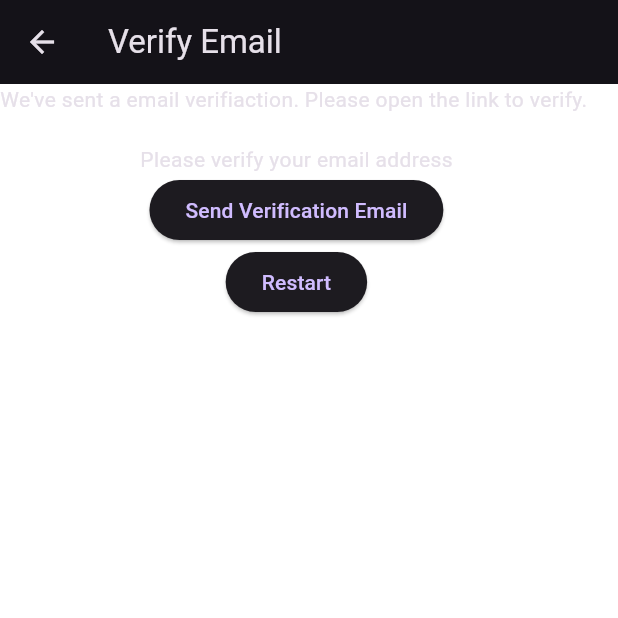
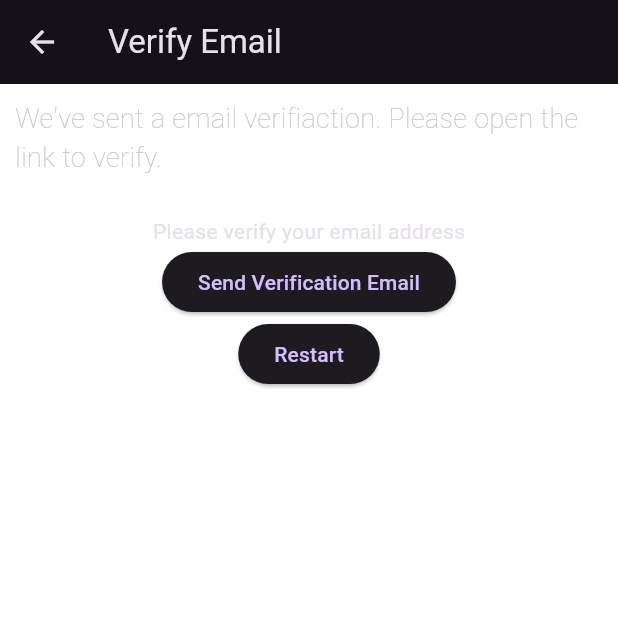
Before and after one commit to Nagabhushanam2005/excalci, a Flutter app: the VerifyEmail screen opened by its route, on a phone screen of 412 x 824 dp, the top half of it. Run offline on Flutter 3.47's test engine with Material 3 defaults, Android fonts, the light colour scheme and no system bars; our stand-ins replace cloud_firestore, firebase_auth, firebase_core, getwidget, pie_chart, shared_preferences; missing offline and left inert: app_settings, flutter_simple_calculator; accounts and stored records are empty.

Commit message:
App Completed...

```diff
--- a/lib/main.dart
+++ b/lib/main.dart
@@ -41,7 +41,7 @@ void main() {
 class HomePage extends StatelessWidget {
   const HomePage({super.key});
 
-   @override
+  @override
   Widget build(BuildContext context) {
     return FutureBuilder(
         future: AuthService.firebase().initializeApp(),
--- a/lib/views/verify_email.dart
+++ b/lib/views/verify_email.dart
@@ -1,4 +1,5 @@
 
+import 'package:excalci/app_theme.dart';
 import 'package:excalci/constants/routes.dart';
 import 'package:excalci/services/auth/auth_service.dart';
 import 'package:flutter/material.dart';
@@ -18,10 +19,12 @@ class _VerifyEmailState extends State<VerifyEmail> {
         title: const Text('Verify Email'),
       ),
 
-      body: Column(
+      body: Padding(
+        padding: const EdgeInsets.all(10.0),
+        child: Column(
               children: [
-              const Text("We've sent a email verifiaction. Please open the link to verify. \n"),
-              const Text('Please verify your email address'),
+                Text("We've sent a email verifiaction. Please open the link to verify. \n", style: AppTheme.subtitle,),
+                Text('Please verify your email address',style: AppTheme.desc,),
                 ElevatedButton(
                   onPressed: () async {
                     await AuthService.firebase().verifyEmail();
@@ -37,6 +40,7 @@ class _VerifyEmailState extends State<VerifyEmail> {
 
               ],
             ),
+      ),
     );
   }
 }
```
Also changed, not shown: lib/views/excalci/budget_analysis/excalci_analysis_view.dart (+8 -8 lines), lib/views/excalci/home/excalci_home_view.dart (+17 -5 lines), assets/Splash/SplashExCalcihdpi.png (added), assets/Splash/SplashExCalcimdpi.png (added), assets/Splash/SplashExCalcixhdpi.png (added), assets/Splash/SplashExCalcixxhdpi.png (added), assets/Splash/SplashExCalcixxxhdpi.png (added), 13 other files. Lines whose indentation alone changed are shown as unchanged.
